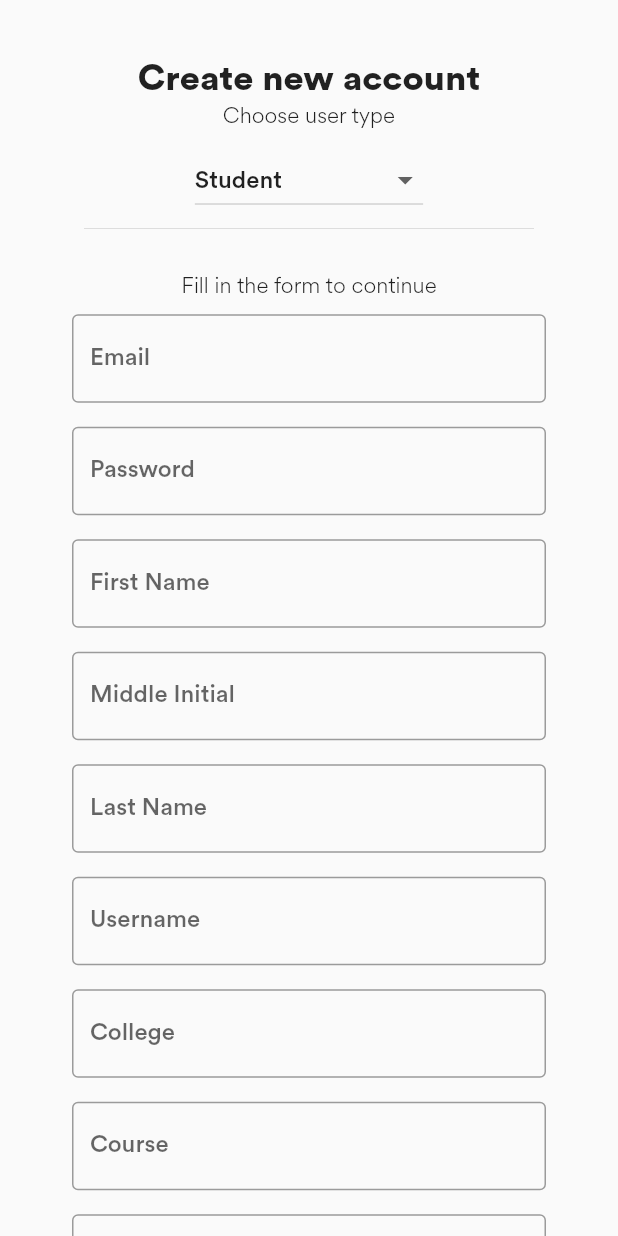
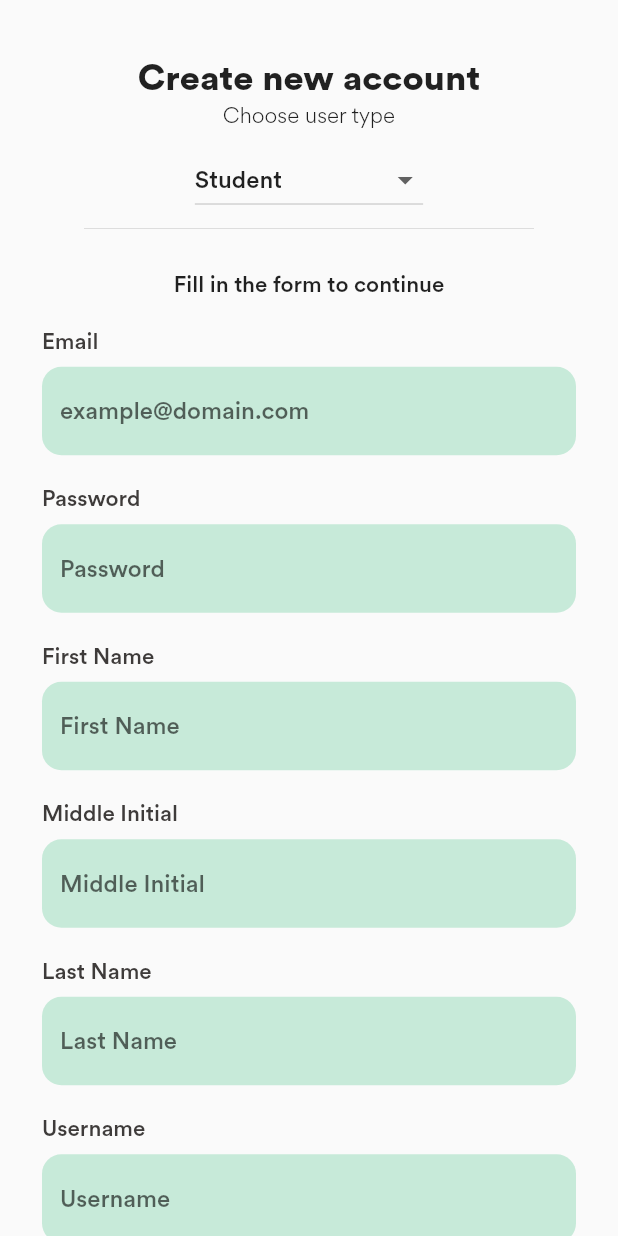
Before and after one commit to jaungos/ohmsim, a Flutter app: the SignupPage screen opened by its route, on a phone screen of 412 x 824 dp. Run offline on Flutter 3.47's test engine with Material 2 defaults, Android fonts, the phone set to English and light mode, and no system bars; our stand-ins replace cloud_firestore, firebase_auth, firebase_core; accounts and stored records are empty.

Commit message:
Feat: added a dynamically creating text form fields in the signup for pre-existing illnesses

```diff
--- a/ohmsim/lib/main.dart
+++ b/ohmsim/lib/main.dart
@@ -44,7 +44,7 @@ class MyApp extends StatelessWidget {
           primaryColor: const Color(0xFF00A65A),
           primarySwatch: Colors.green,
         ),
-        initialRoute: UserView.routeName,
+        initialRoute: SignupPage.routeName,
         // initialRoute: '/',
         routes: {
           //TODO: Put routes here
--- a/ohmsim/lib/screens/signup.dart
+++ b/ohmsim/lib/screens/signup.dart
@@ -21,9 +21,6 @@ class _SignupPageState extends State<SignupPage> {
   @override
   Widget build(BuildContext context) {
     return Scaffold(
-      // appBar: AppBar(
-      //   title: const Text('Sign Up'),
-      // ),
       body: SingleChildScrollView(
         child: Column(
           children: [
@@ -43,7 +40,7 @@ class _SignupPageState extends State<SignupPage> {
               'Fill in the form to continue',
               style: TextStyle(
                 fontSize: 15.0,
-                fontWeight: FontWeight.w300,
+                fontWeight: FontWeight.normal,
               ),
             ),
             SignupForm(),
@@ -126,6 +123,86 @@ class SignupForm extends StatefulWidget {
 }
 
 class _SignupFormState extends State<SignupForm> {
+  List<TextEditingController> preExistingIllnesses = [
+    TextEditingController(),
+  ];
+
+  @override
+  void dispose() {
+    for (var controller in preExistingIllnesses) {
+      controller.dispose();
+    }
+    super.dispose();
+  }
+
+  void addField() {
+    setState(() {
+      TextEditingController newField = TextEditingController();
+      preExistingIllnesses.add(newField);
+    });
+  }
+
+  void removeField(int index) {
+    setState(() {
+      preExistingIllnesses[index].dispose();
+      preExistingIllnesses.removeAt(index);
+    });
+  }
+
+  // Dynamic textfield/s for Pre-existing Illnesses
+  Widget illnesses() => ListView.builder(
+        padding: EdgeInsets.zero,
+        shrinkWrap: true,
+        physics: const ScrollPhysics(),
+        itemCount: preExistingIllnesses.length,
+        itemBuilder: (context, index) {
+          return Padding(
+            padding: const EdgeInsets.fromLTRB(0, 0, 0, 8),
+            child: Row(
+              children: [
+                Expanded(
+                  child: TextFormField(
+                    controller: preExistingIllnesses[index],
+                    decoration: InputDecoration(
+                      hintText: "e.g. Asthma ${index + 1}",
+                      border: OutlineInputBorder(
+                        borderRadius: BorderRadius.circular(13),
+                        borderSide: BorderSide.none,
+                      ),
+                      filled: true,
+                      fillColor: const Color(0xFFC7EAD9),
+                      // Changes the border color when the field is active/clicked
+                      focusedBorder: OutlineInputBorder(
+                        borderRadius: BorderRadius.circular(13),
+                        borderSide: const BorderSide(
+                          color: Color(0xFF008D4C),
+                          width: 2,
+                        ),
+                      ),
+                    ),
+                    validator: (value) {
+                      if (value == null || value.isEmpty) {
+                        return "Please enter an illness";
+                      }
+                      return null;
+                    },
+                    onSaved: (newValue) =>
+                        debugPrint("Pre-existing illness $index Saved"),
+                  ),
+                ),
+                if (index > 0)
+                  IconButton(
+                    onPressed: () {
+                      removeField(index);
+                    },
+                    icon: const Icon(Icons.remove),
+                  ),
+              ],
+            ),
+          );
+        },
+      );
+
   @override
   Widget build(BuildContext context) {
     final _formKey = GlobalKey<FormState>();
@@ -141,6 +218,7 @@ class _SignupFormState extends State<SignupForm> {
     TextEditingController employeeNoController = TextEditingController();
     TextEditingController positionController = TextEditingController();
     TextEditingController homeUnitController = TextEditingController();
+
     final emailRegex = RegExp(r'^[\w-]+(\.[\w-]+)*@([\w-]+\.)+[a-zA-Z]{2,7}$');
     late String privilege = context.watch<AuthProvider>().privilege;
     Future<bool> emailValidator(String email) async {
@@ -157,19 +235,21 @@ class _SignupFormState extends State<SignupForm> {
     // TextField for Email
     final email = TextFormField(
       controller: emailController,
-      decoration: const InputDecoration(
-        hintText: "Email",
-        labelText: "Email",
+      decoration: InputDecoration(
+        hintText: "example@domain.com",
         border: OutlineInputBorder(
-          borderSide: BorderSide(
+          borderRadius: BorderRadius.circular(13),
+          borderSide: BorderSide.none,
+        ),
+        filled: true,
+        fillColor: const Color(0xFFC7EAD9),
+        // Changes the border color when the field is active/clicked
+        focusedBorder: OutlineInputBorder(
+          borderRadius: BorderRadius.circular(13),
+          borderSide: const BorderSide(
+            color: Color(0xFF008D4C),
             width: 2,
           ),
-        ),
-        // Changes the label name color when the field is active/clicked
-        floatingLabelStyle: TextStyle(color: Color(0xFF00A65A)),
-        // Changes the border color when the field is active/clicked
-        focusedBorder: OutlineInputBorder(
-          borderSide: BorderSide(color: Color(0xFF008D4C), width: 2),
         ),
       ),
       validator: (value) {
@@ -186,19 +266,21 @@ class _SignupFormState extends State<SignupForm> {
     // TextField for Password
     final password = TextFormField(
       controller: passwordController,
-      decoration: const InputDecoration(
+      decoration: InputDecoration(
         hintText: "Password",
-        labelText: "Password",
         border: OutlineInputBorder(
-          borderSide: BorderSide(
+          borderRadius: BorderRadius.circular(13),
+          borderSide: BorderSide.none,
+        ),
+        filled: true,
+        fillColor: const Color(0xFFC7EAD9),
+        // Changes the border color when the field is active/clicked
+        focusedBorder: OutlineInputBorder(
+          borderRadius: BorderRadius.circular(13),
+          borderSide: const BorderSide(
+            color: Color(0xFF008D4C),
             width: 2,
           ),
-        ),
-        // Changes the label name color when the field is active/clicked
-        floatingLabelStyle: TextStyle(color: Color(0xFF00A65A)),
-        // Changes the border color when the field is active/clicked
-        focusedBorder: OutlineInputBorder(
-          borderSide: BorderSide(color: Color(0xFF008D4C), width: 2),
         ),
       ),
       obscureText: true,
@@ -214,19 +296,21 @@ class _SignupFormState extends State<SignupForm> {
     // TextField for First Name
     final firstName = TextFormField(
       controller: fNameController,
-      decoration: const InputDecoration(
+      decoration: InputDecoration(
         hintText: "First Name",
-        labelText: "First Name",
         border: OutlineInputBorder(
-          borderSide: BorderSide(
+          borderRadius: BorderRadius.circular(13),
+          borderSide: BorderSide.none,
+        ),
+        filled: true,
+        fillColor: const Color(0xFFC7EAD9),
+        // Changes the border color when the field is active/clicked
+        focusedBorder: OutlineInputBorder(
+          borderRadius: BorderRadius.circular(13),
+          borderSide: const BorderSide(
+            color: Color(0xFF008D4C),
             width: 2,
           ),
-        ),
-        // Changes the label name color when the field is active/clicked
-        floatingLabelStyle: TextStyle(color: Color(0xFF00A65A)),
-        // Changes the border color when the field is active/clicked
-        focusedBorder: OutlineInputBorder(
-          borderSide: BorderSide(color: Color(0xFF008D4C), width: 2),
         ),
       ),
       validator: (value) {
@@ -241,19 +325,21 @@ class _SignupFormState extends State<SignupForm> {
     // TextField for Middle Initial
     final middleInitial = TextFormField(
       controller: mNameController,
-      decoration: const InputDecoration(
+      decoration: InputDecoration(
         hintText: "Middle Initial",
-        labelText: "Middle Initial",
         border: OutlineInputBorder(
-          borderSide: BorderSide(
+          borderRadius: BorderRadius.circular(13),
+          borderSide: BorderSide.none,
+        ),
+        filled: true,
+        fillColor: const Color(0xFFC7EAD9),
+        // Changes the border color when the field is active/clicked
+        focusedBorder: OutlineInputBorder(
+          borderRadius: BorderRadius.circular(13),
+          borderSide: const BorderSide(
+            color: Color(0xFF008D4C),
             width: 2,
           ),
-        ),
-        // Changes the label name color when the field is active/clicked
-        floatingLabelStyle: TextStyle(color: Color(0xFF00A65A)),
-        // Changes the border color when the field is active/clicked
-        focusedBorder: OutlineInputBorder(
-          borderSide: BorderSide(color: Color(0xFF008D4C), width: 2),
         ),
       ),
       validator: (value) {
@@ -268,19 +354,21 @@ class _SignupFormState extends State<SignupForm> {
     // TextField for Last Name
     final lastName = TextFormField(
       controller: lNameController,
-      decoration: const InputDecoration(
+      decoration: InputDecoration(
         hintText: "Last Name",
-        labelText: "Last Name",
         border: OutlineInputBorder(
-          borderSide: BorderSide(
+          borderRadius: BorderRadius.circular(13),
+          borderSide: BorderSide.none,
+        ),
+        filled: true,
+        fillColor: const Color(0xFFC7EAD9),
+        // Changes the border color when the field is active/clicked
+        focusedBorder: OutlineInputBorder(
+          borderRadius: BorderRadius.circular(13),
+          borderSide: const BorderSide(
+            color: Color(0xFF008D4C),
             width: 2,
           ),
-        ),
-        // Changes the label name color when the field is active/clicked
-        floatingLabelStyle: TextStyle(color: Color(0xFF00A65A)),
-        // Changes the border color when the field is active/clicked
-        focusedBorder: OutlineInputBorder(
-          borderSide: BorderSide(color: Color(0xFF008D4C), width: 2),
         ),
       ),
       validator: (value) {
@@ -295,19 +383,21 @@ class _SignupFormState extends State<SignupForm> {
     // TextField for Username
     final username = TextFormField(
       controller: userNameController,
-      decoration: const InputDecoration(
+      decoration: InputDecoration(
         hintText: "Username",
-        labelText: "Username",
         border: OutlineInputBorder(
-          borderSide: BorderSide(
+          borderRadius: BorderRadius.circular(13),
+          borderSide: BorderSide.none,
+        ),
+        filled: true,
+        fillColor: const Color(0xFFC7EAD9),
+        // Changes the border color when the field is active/clicked
+        focusedBorder: OutlineInputBorder(
+          borderRadius: BorderRadius.circular(13),
+          borderSide: const BorderSide(
+            color: Color(0xFF008D4C),
             width: 2,
           ),
-        ),
-        // Changes the label name color when the field is active/clicked
-        floatingLabelStyle: TextStyle(color: Color(0xFF00A65A)),
-        // Changes the border color when the field is active/clicked
-        focusedBorder: OutlineInputBorder(
-          borderSide: BorderSide(color: Color(0xFF008D4C), width: 2),
         ),
       ),
       validator: (value) {
@@ -322,19 +412,21 @@ class _SignupFormState extends State<SignupForm> {
     // TextField for College
     final college = TextFormField(
       controller: collegeController,
-      decoration: const InputDecoration(
-        hintText: "College",
-        labelText: "College",
+      decoration: InputDecoration(
+        hintText: "e.g. CAS",
         border: OutlineInputBorder(
-          borderSide: BorderSide(
+          borderRadius: BorderRadius.circular(13),
+          borderSide: BorderSide.none,
+        ),
+        filled: true,
+        fillColor: const Color(0xFFC7EAD9),
+        // Changes the border color when the field is active/clicked
+        focusedBorder: OutlineInputBorder(
+          borderRadius: BorderRadius.circular(13),
+          borderSide: const BorderSide(
+            color: Color(0xFF008D4C),
             width: 2,
           ),
-        ),
-        // Changes the label name color when the field is active/clicked
-        floatingLabelStyle: TextStyle(color: Color(0xFF00A65A)),
-        // Changes the border color when the field is active/clicked
-        focusedBorder: OutlineInputBorder(
-          borderSide: BorderSide(color: Color(0xFF008D4C), width: 2),
         ),
       ),
       validator: (value) {
@@ -349,19 +441,21 @@ class _SignupFormState extends State<SignupForm> {
     // TextField for Course
     final course = TextFormField(
       controller: courseController,
-      decoration: const InputDecoration(
-        hintText: "Course",
-        labelText: "Course",
+      decoration: InputDecoration(
+        hintText: "e.g. BS Computer Science",
         border: OutlineInputBorder(
-          borderSide: BorderSide(
+          borderRadius: BorderRadius.circular(13),
+          borderSide: BorderSide.none,
+        ),
+        filled: true,
+        fillColor: const Color(0xFFC7EAD9),
+        // Changes the border color when the field is active/clicked
+        focusedBorder: OutlineInputBorder(
+          borderRadius: BorderRadius.circular(13),
+          borderSide: const BorderSide(
+            color: Color(0xFF008D4C),
             width: 2,
           ),
-        ),
-        // Changes the label name color when the field is active/clicked
-        floatingLabelStyle: TextStyle(color: Color(0xFF00A65A)),
-        // Changes the border color when the field is active/clicked
-        focusedBorder: OutlineInputBorder(
-          borderSide: BorderSide(color: Color(0xFF008D4C), width: 2),
         ),
       ),
       validator: (value) {
@@ -376,19 +470,21 @@ class _SignupFormState extends State<SignupForm> {
     // TextField for Student Number
     final studentNum = TextFormField(
       controller: studentNoController,
-      decoration: const InputDecoration(
-        hintText: "Student Number",
-        labelText: "Student Number",
+      decoration: InputDecoration(
+        hintText: "e.g. 20XX-XXXXX",
         border: OutlineInputBorder(
-          borderSide: BorderSide(
+          borderRadius: BorderRadius.circular(13),
+          borderSide: BorderSide.none,
+        ),
+        filled: true,
+        fillColor: const Color(0xFFC7EAD9),
+        // Changes the border color when the field is active/clicked
+        focusedBorder: OutlineInputBorder(
+          borderRadius: BorderRadius.circular(13),
+          borderSide: const BorderSide(
+            color: Color(0xFF008D4C),
             width: 2,
           ),
-        ),
-        // Changes the label name color when the field is active/clicked
-        floatingLabelStyle: TextStyle(color: Color(0xFF00A65A)),
-        // Changes the border color when the field is active/clicked
-        focusedBorder: OutlineInputBorder(
-          borderSide: BorderSide(color: Color(0xFF008D4C), width: 2),
         ),
       ),
       validator: (value) {
@@ -403,19 +499,21 @@ class _SignupFormState extends State<SignupForm> {
     // TextField for Employee Number
     final employeeNum = TextFormField(
       controller: employeeNoController,
-      decoration: const InputDecoration(
+      decoration: InputDecoration(
         hintText: "Employee Number",
-        labelText: "Employee Number",
         border: OutlineInputBorder(
-          borderSide: BorderSide(
+          borderRadius: BorderRadius.circular(13),
+          borderSide: BorderSide.none,
+        ),
+        filled: true,
+        fillColor: const Color(0xFFC7EAD9),
+        // Changes the border color when the field is active/clicked
+        focusedBorder: OutlineInputBorder(
+          borderRadius: BorderRadius.circular(13),
+          borderSide: const BorderSide(
+            color: Color(0xFF008D4C),
             width: 2,
           ),
-        ),
-        // Changes the label name color when the field is active/clicked
-        floatingLabelStyle: TextStyle(color: Color(0xFF00A65A)),
-        // Changes the border color when the field is active/clicked
-        focusedBorder: OutlineInputBorder(
-          borderSide: BorderSide(color: Color(0xFF008D4C), width: 2),
         ),
       ),
       validator: (value) {
@@ -430,19 +528,21 @@ class _SignupFormState extends State<SignupForm> {
     // TextField for Position
     final position = TextFormField(
       controller: positionController,
-      decoration: const InputDecoration(
+      decoration: InputDecoration(
         hintText: "Position",
-        labelText: "Position",
         border: OutlineInputBorder(
-          borderSide: BorderSide(
+          borderRadius: BorderRadius.circular(13),
+          borderSide: BorderSide.none,
+        ),
+        filled: true,
+        fillColor: const Color(0xFFC7EAD9),
+        // Changes the border color when the field is active/clicked
+        focusedBorder: OutlineInputBorder(
+          borderRadius: BorderRadius.circular(13),
+          borderSide: const BorderSide(
+            color: Color(0xFF008D4C),
             width: 2,
           ),
-        ),
-        // Changes the label name color when the field is active/clicked
-        floatingLabelStyle: TextStyle(color: Color(0xFF00A65A)),
-        // Changes the border color when the field is active/clicked
-        focusedBorder: OutlineInputBorder(
-          borderSide: BorderSide(color: Color(0xFF008D4C), width: 2),
         ),
       ),
       validator: (value) {
@@ -457,19 +557,21 @@ class _SignupFormState extends State<SignupForm> {
     // TextField for Home Unit
     final homeUnit = TextFormField(
       controller: homeUnitController,
-      decoration: const InputDecoration(
-        hintText: "Home Unit",
-        labelText: "Home Unit",
+      decoration: InputDecoration(
+        hintText: "e.g. ICS",
         border: OutlineInputBorder(
-          borderSide: BorderSide(
+          borderRadius: BorderRadius.circular(13),
+          borderSide: BorderSide.none,
+        ),
+        filled: true,
+        fillColor: const Color(0xFFC7EAD9),
+        // Changes the border color when the field is active/clicked
+        focusedBorder: OutlineInputBorder(
+          borderRadius: BorderRadius.circular(13),
+          borderSide: const BorderSide(
+            color: Color(0xFF008D4C),
             width: 2,
           ),
-        ),
-        // Changes the label name color when the field is active/clicked
-        floatingLabelStyle: TextStyle(color: Color(0xFF00A65A)),
-        // Changes the border color when the field is active/clicked
-        focusedBorder: OutlineInputBorder(
-          borderSide: BorderSide(color: Color(0xFF008D4C), width: 2),
         ),
       ),
       validator: (value) {
@@ -496,6 +598,7 @@ class _SignupFormState extends State<SignupForm> {
             var err;
             var success = false;
 
+            // @TODO: add the preexisting illnesses to the database
             if (privilege == 'Student') {
               signUpData = StudentUser(
                 email: emailController.text,
@@ -583,61 +686,106 @@ class _SignupFormState extends State<SignupForm> {
       ),
     );
 
+    // Form field labels
+    formLabel(String formLabel) => Padding(
+          padding: const EdgeInsets.only(top: 20.0, left: 8.0),
+          child: Row(
+            mainAxisAlignment: MainAxisAlignment.spaceBetween,
+            children: [
+              Text(
+                formLabel,
+                style: const TextStyle(
+                  fontSize: 15,
+                  fontWeight: FontWeight.normal,
+                  color: Color(0xFF3e3b3a),
+                ),
+              ),
+              if (formLabel == 'Pre-existing Illnesses') ...[
+                IconButton(
+                  onPressed: () {
+                    setState(() {
+                      addField();
+                    });
+                  },
+                  icon: const Icon(Icons.add),
+                ),
+              ],
+            ],
+          ),
+        );
+
     return Form(
       key: _formKey,
       child: Center(
         child: Padding(
-          padding: const EdgeInsets.only(left: 40.0, right: 40.0),
+          padding: const EdgeInsets.only(left: 20.0, right: 20.0),
           child: Column(
             children: [
+              formLabel('Email'),
               Padding(
-                padding: const EdgeInsets.all(8.0),
+                padding: const EdgeInsets.fromLTRB(8, 8, 8, 0),
                 child: email,
               ),
+              formLabel('Password'),
               Padding(
-                padding: const EdgeInsets.all(8.0),
+                padding: const EdgeInsets.fromLTRB(8, 8, 8, 0),
                 child: password,
               ),
+              formLabel('First Name'),
               Padding(
-                padding: const EdgeInsets.all(8.0),
+                padding: const EdgeInsets.fromLTRB(8, 8, 8, 0),
                 child: firstName,
               ),
+              formLabel('Middle Initial'),
               Padding(
-                padding: const EdgeInsets.all(8.0),
+                padding: const EdgeInsets.fromLTRB(8, 8, 8, 0),
                 child: middleInitial,
               ),
+              formLabel('Last Name'),
               Padding(
-                padding: const EdgeInsets.all(8.0),
+                padding: const EdgeInsets.fromLTRB(8, 8, 8, 0),
                 child: lastName,
               ),
               if (privilege == 'Student') ...[
+                formLabel('Username'),
                 Padding(
-                  padding: const EdgeInsets.all(8.0),
+                  padding: const EdgeInsets.fromLTRB(8, 8, 8, 0),
                   child: username,
                 ),
+                formLabel('College'),
                 Padding(
-                  padding: const EdgeInsets.all(8.0),
+                  padding: const EdgeInsets.fromLTRB(8, 8, 8, 0),
                   child: college,
                 ),
+                formLabel('Course'),
                 Padding(
-                  padding: const EdgeInsets.all(8.0),
+                  padding: const EdgeInsets.fromLTRB(8, 8, 8, 0),
                   child: course,
                 ),
+                formLabel('Student Number'),
                 Padding(
-                  padding: const EdgeInsets.all(8.0),
+                  padding: const EdgeInsets.fromLTRB(8, 8, 8, 0),
                   child: studentNum,
                 ),
+                formLabel('Pre-existing Illnesses'),
+                Padding(
+                  padding: const EdgeInsets.fromLTRB(8, 0, 8, 0),
+                  child: illnesses(),
+                ),
               ] else ...[
+                formLabel('Employee Number'),
                 Padding(
-                  padding: const EdgeInsets.all(8.0),
+                  padding: const EdgeInsets.fromLTRB(8, 8, 8, 0),
                   child: employeeNum,
                 ),
+                formLabel('Position'),
                 Padding(
-                  padding: const EdgeInsets.all(8.0),
+                  padding: const EdgeInsets.fromLTRB(8, 8, 8, 0),
                   child: position,
                 ),
+                formLabel('Home Unit'),
                 Padding(
-                  padding: const EdgeInsets.all(8.0),
+                  padding: const EdgeInsets.fromLTRB(8, 8, 8, 0),
                   child: homeUnit,
                 ),
               ],
@@ -650,7 +798,9 @@ class _SignupFormState extends State<SignupForm> {
                   color: const Color(0xFFd3d3d3),
                 ),
               ),
-              Row(
+              Padding(
+                padding: const EdgeInsets.fromLTRB(8, 8, 8, 20),
+                child: Row(
                   mainAxisAlignment: MainAxisAlignment.center,
                   children: [
                     const Text(
@@ -662,6 +812,7 @@ class _SignupFormState extends State<SignupForm> {
                     backButton,
                   ],
                 ),
+              ),
             ],
           ),
         ),
```
Lines whose indentation alone changed are shown as unchanged.
